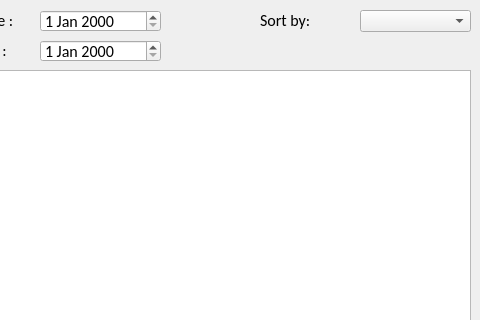
Above: AuthorsAndBooks/mainwindow.ui from knu-2-tochanenko/Exam before the change; both pictures show x 370 to 850 and y 0 to 320 of the 850 by 690 pixel window. Below: the same form after it.
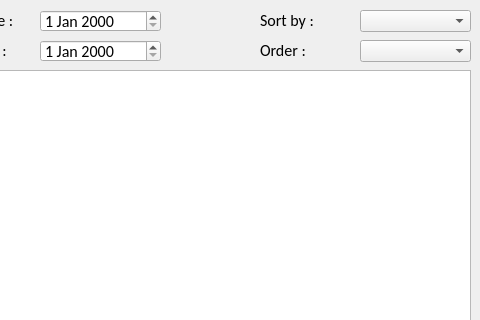
That is the form after the change.

Commit message: Added Increasing / Decreasing order

```diff
--- a/AuthorsAndBooks/mainwindow.ui
+++ b/AuthorsAndBooks/mainwindow.ui
@@ -161,7 +161,7 @@
      </font>
     </property>
     <property name="text">
-     <string>Sort by:</string>
+     <string>Sort by :</string>
     </property>
     <property name="alignment">
      <set>Qt::AlignLeading|Qt::AlignLeft|Qt::AlignTop</set>
@@ -200,6 +200,37 @@
      <enum>QListView::Adjust</enum>
     </property>
    </widget>
+   <widget class="QLabel" name="label_5">
+    <property name="geometry">
+     <rect>
+      <x>630</x>
+      <y>40</y>
+      <width>91</width>
+      <height>21</height>
+     </rect>
+    </property>
+    <property name="font">
+     <font>
+      <pointsize>12</pointsize>
+     </font>
+    </property>
+    <property name="text">
+     <string>Order :</string>
+    </property>
+    <property name="alignment">
+     <set>Qt::AlignLeading|Qt::AlignLeft|Qt::AlignTop</set>
+    </property>
+   </widget>
+   <widget class="QComboBox" name="orderMode">
+    <property name="geometry">
+     <rect>
+      <x>730</x>
+      <y>40</y>
+      <width>111</width>
+      <height>22</height>
+     </rect>
+    </property>
+   </widget>
   </widget>
   <widget class="QMenuBar" name="menuBar">
    <property name="geometry">
```
The commit also changes 2 other files.
